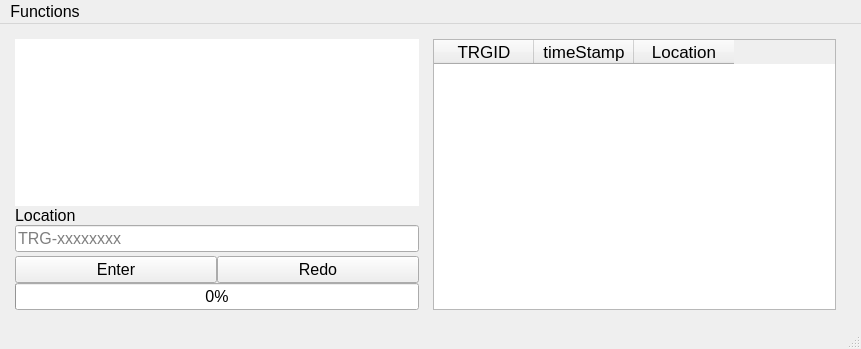
The window that ClientApp/UI/DuplicateView.ui (jhamidu1117/ClientRestApplication) describes before a commit, drawn with Qt 5.
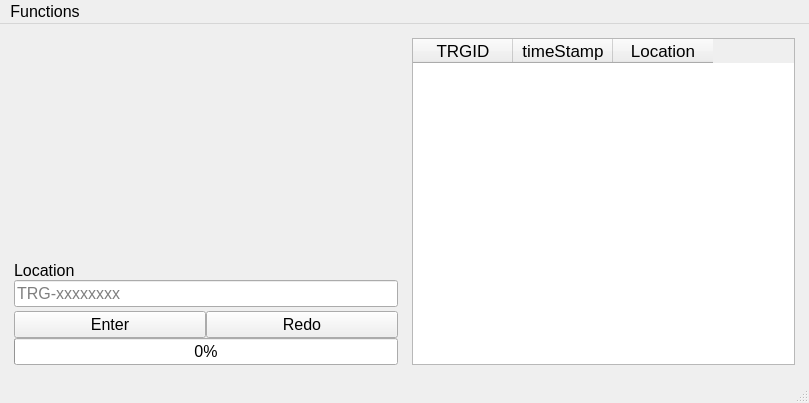
The same window after the commit.

Diff of the .ui file:
```diff
--- a/ClientApp/UI/DuplicateView.ui
+++ b/ClientApp/UI/DuplicateView.ui
@@ -6,8 +6,8 @@
    <rect>
     <x>0</x>
     <y>0</y>
-    <width>861</width>
-    <height>349</height>
+    <width>809</width>
+    <height>403</height>
    </rect>
   </property>
   <property name="sizePolicy">
@@ -34,15 +34,8 @@
      <verstretch>1</verstretch>
     </sizepolicy>
    </property>
-   <widget class="QWidget" name="horizontalLayoutWidget">
-    <property name="geometry">
-     <rect>
-      <x>10</x>
-      <y>10</y>
-      <width>831</width>
-      <height>281</height>
-     </rect>
-    </property>
+   <layout class="QHBoxLayout" name="horizontalLayout_3">
+    <item>
     <layout class="QHBoxLayout" name="horizontalLayout" stretch="1,0,1">
      <property name="spacing">
       <number>2</number>
@@ -75,6 +68,9 @@
            <verstretch>1</verstretch>
           </sizepolicy>
          </property>
+          <property name="styleSheet">
+           <string notr="true">background: transparent</string>
+          </property>
          <property name="frameShape">
           <enum>QFrame::NoFrame</enum>
          </property>
@@ -227,14 +223,15 @@
       </widget>
      </item>
     </layout>
-   </widget>
+    </item>
+   </layout>
   </widget>
   <widget class="QMenuBar" name="menubar">
    <property name="geometry">
     <rect>
      <x>0</x>
      <y>0</y>
-     <width>861</width>
+     <width>809</width>
      <height>21</height>
     </rect>
    </property>
```
Lines whose indentation alone changed are shown as unchanged.
